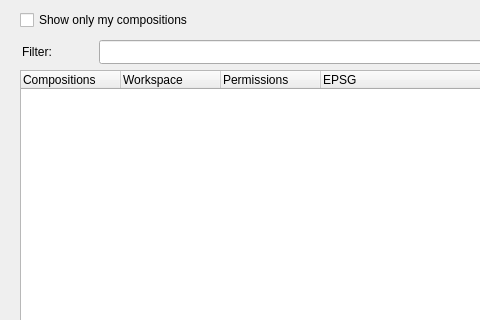
Qt form dlg_addMap.ui (LESPROJEKT/qgis-layman-plugin) before a commit; both pictures show x 0 to 480 and y 0 to 320 of the 900 by 485 pixel window.
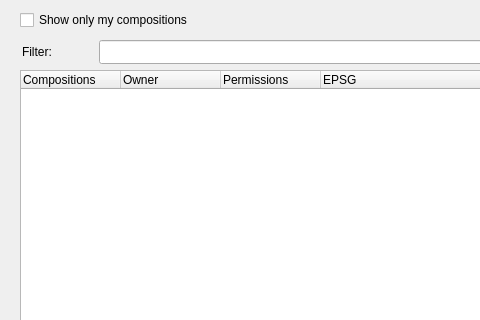
The same form after that commit. Custom widgets are drawn as their Qt base class.

Diff of the .ui file:
```diff
--- a/dlg_addMap.ui
+++ b/dlg_addMap.ui
@@ -76,7 +76,7 @@
    </column>
    <column>
     <property name="text">
-     <string>Workspace</string>
+     <string>Owner</string>
     </property>
    </column>
    <column>
```
